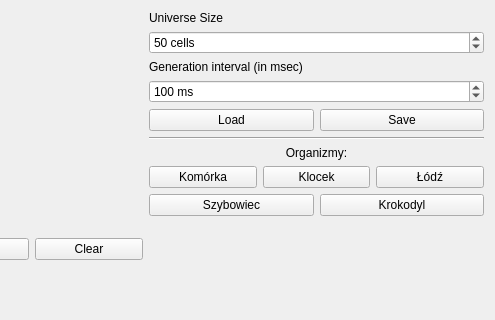
The window that mainwindow.ui (Buczeq/conway) describes before a commit, drawn with Qt 5; both pictures show x 203 to 698 and y 0 to 320 of the 698 by 498 pixel window.
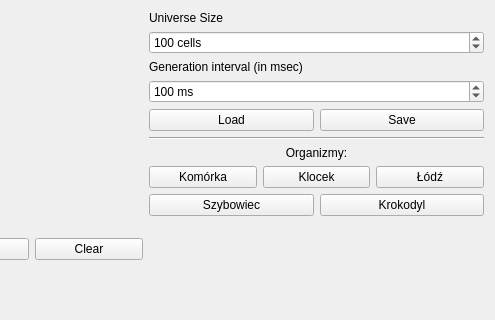
The same window after the commit.

```diff
--- a/mainwindow.ui
+++ b/mainwindow.ui
@@ -70,10 +70,10 @@
            <number>10</number>
           </property>
           <property name="maximum">
-           <number>100</number>
+           <number>1000</number>
           </property>
           <property name="value">
-           <number>50</number>
+           <number>100</number>
           </property>
          </widget>
         </item>
```
